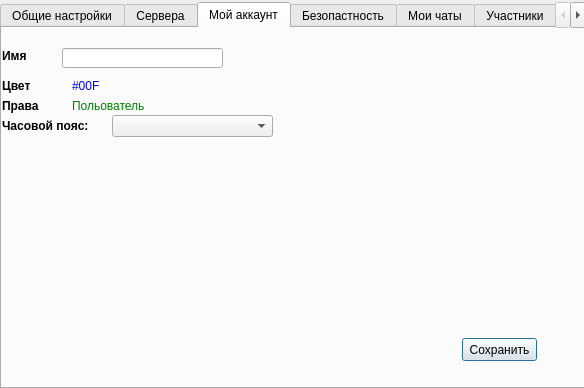
The window that kabinet.ui (gravimine/qtchat) describes before a commit, drawn with Qt 5.
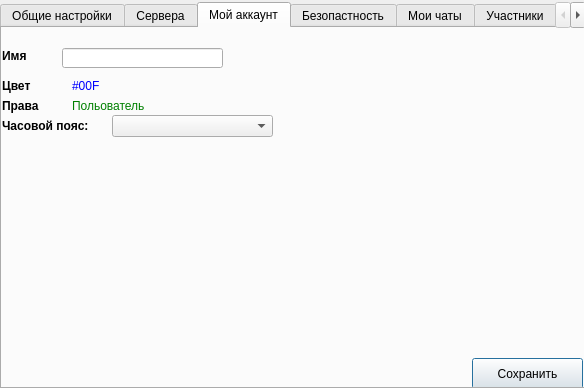
The same window after the commit. The open tabs and pages were chosen to show the change.

What changed in the file:
```diff
--- a/kabinet.ui
+++ b/kabinet.ui
@@ -309,10 +309,10 @@
     <widget class="QPushButton" name="pushButton">
      <property name="geometry">
       <rect>
-       <x>460</x>
-       <y>310</y>
-       <width>75</width>
-       <height>23</height>
+       <x>470</x>
+       <y>330</y>
+       <width>111</width>
+       <height>31</height>
       </rect>
      </property>
      <property name="text">
```
Left out of the diff: 2 changed lines with no effect on the pictures.
